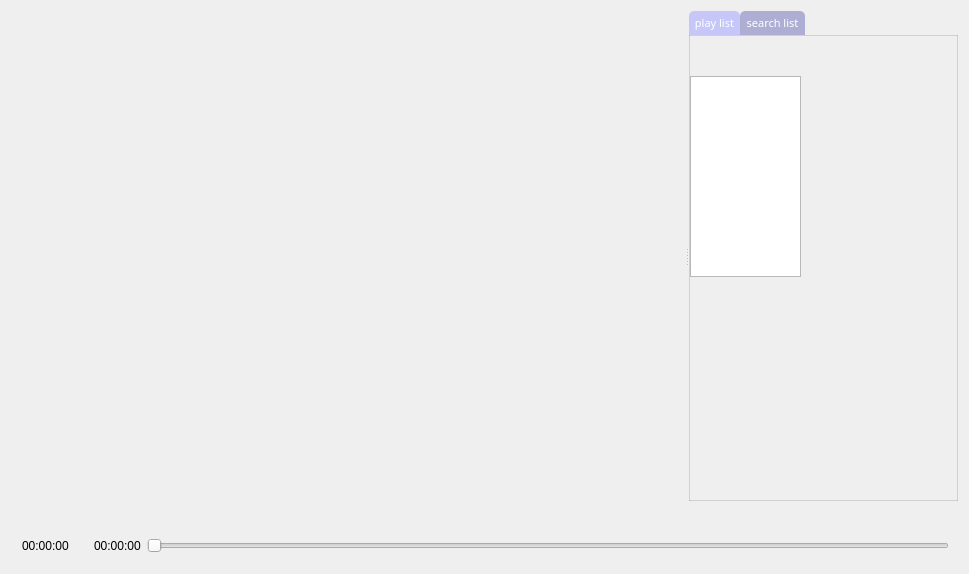
mmmmmcree/VLCMediaPlayer, file src/widget.ui: the form before one commit.
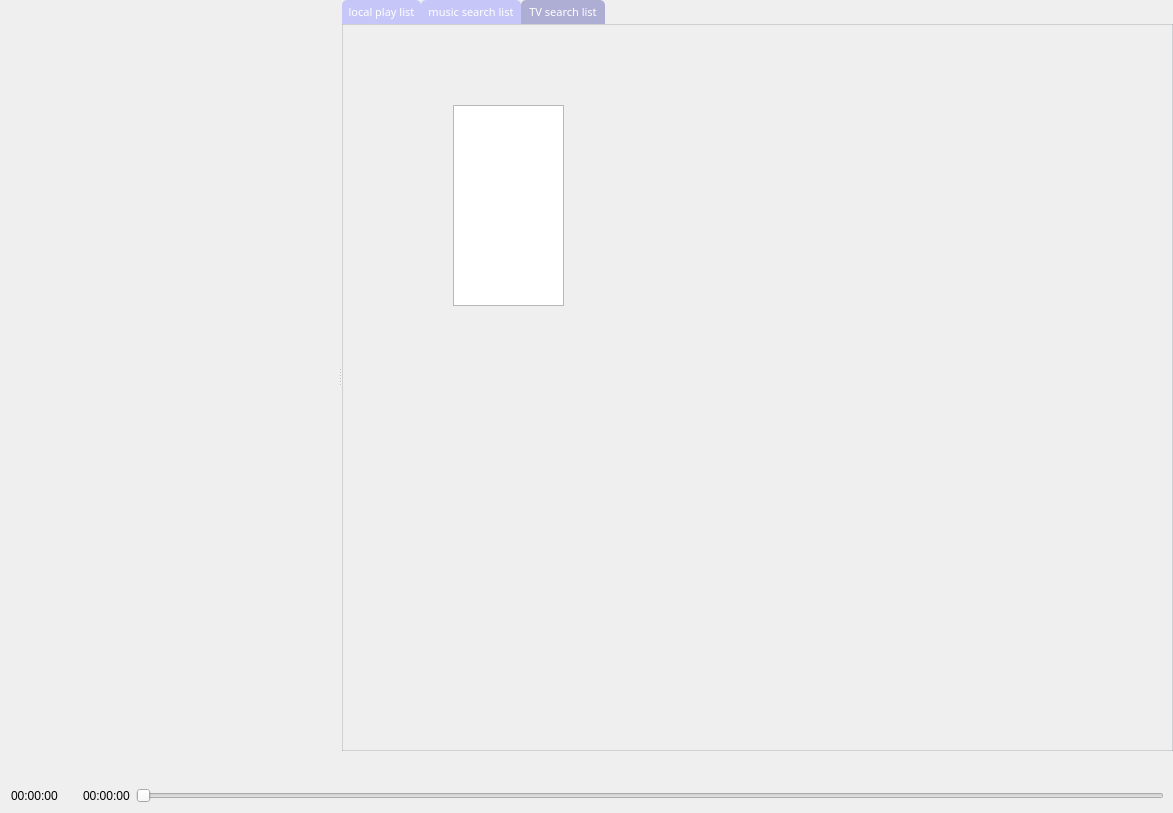
The form after the commit. Icons and pictures are not drawn. Custom widgets are drawn as their Qt base class.

Patch:
```diff
--- a/src/widget.ui
+++ b/src/widget.ui
@@ -6,8 +6,8 @@
    <rect>
     <x>0</x>
     <y>0</y>
-    <width>969</width>
-    <height>574</height>
+    <width>1173</width>
+    <height>813</height>
    </rect>
   </property>
   <property name="windowTitle">
@@ -17,33 +17,79 @@
    <iconset resource="../res/res.qrc">
     <normaloff>:/imgs/logo.png</normaloff>:/imgs/logo.png</iconset>
   </property>
-  <layout class="QVBoxLayout" name="verticalLayout_4">
+  <layout class="QVBoxLayout" name="verticalLayout_6">
    <property name="spacing">
     <number>0</number>
    </property>
+   <property name="leftMargin">
+    <number>0</number>
+   </property>
+   <property name="topMargin">
+    <number>0</number>
+   </property>
+   <property name="rightMargin">
+    <number>0</number>
+   </property>
+   <property name="bottomMargin">
+    <number>0</number>
+   </property>
    <item>
     <widget class="QSplitter" name="splitter">
-     <property name="sizePolicy">
-      <sizepolicy hsizetype="Expanding" vsizetype="Preferred">
-       <horstretch>0</horstretch>
-       <verstretch>0</verstretch>
-      </sizepolicy>
-     </property>
      <property name="orientation">
       <enum>Qt::Horizontal</enum>
      </property>
-     <widget class="QWidget" name="videoWidget" native="true">
-      <property name="sizePolicy">
-       <sizepolicy hsizetype="Expanding" vsizetype="Preferred">
-        <horstretch>3</horstretch>
-        <verstretch>0</verstretch>
-       </sizepolicy>
-      </property>
+     <widget class="QWidget" name="layoutWidget">
+      <layout class="QVBoxLayout" name="verticalLayout_4" stretch="0,1">
+       <property name="spacing">
+        <number>0</number>
+       </property>
+       <item>
+        <widget class="StreamerBar" name="topBar" native="true">
+         <property name="sizePolicy">
+          <sizepolicy hsizetype="Preferred" vsizetype="Fixed">
+           <horstretch>0</horstretch>
+           <verstretch>0</verstretch>
+          </sizepolicy>
+         </property>
+         <layout class="QHBoxLayout" name="horizontalLayout_3">
+          <item>
+           <widget class="LineEditWidget" name="urlEdit" native="true">
+            <property name="minimumSize">
+             <size>
+              <width>65</width>
+              <height>0</height>
+             </size>
+            </property>
+            <property name="mouseTracking">
+             <bool>false</bool>
+            </property>
+           </widget>
+          </item>
+         </layout>
+        </widget>
+       </item>
+       <item>
+        <widget class="QLabel" name="videoWidget">
+         <property name="sizePolicy">
+          <sizepolicy hsizetype="MinimumExpanding" vsizetype="Preferred">
+           <horstretch>3</horstretch>
+           <verstretch>0</verstretch>
+          </sizepolicy>
+         </property>
+         <property name="mouseTracking">
+          <bool>false</bool>
+         </property>
+         <property name="text">
+          <string/>
+         </property>
+        </widget>
+       </item>
+      </layout>
      </widget>
      <widget class="QTabWidget" name="tabWidget">
       <property name="sizePolicy">
-       <sizepolicy hsizetype="Expanding" vsizetype="Expanding">
-        <horstretch>1</horstretch>
+       <sizepolicy hsizetype="MinimumExpanding" vsizetype="Expanding">
+        <horstretch>0</horstretch>
         <verstretch>0</verstretch>
        </sizepolicy>
       </property>
@@ -85,14 +131,14 @@
 }</string>
       </property>
       <property name="currentIndex">
-       <number>1</number>
+       <number>2</number>
       </property>
       <property name="movable">
        <bool>true</bool>
       </property>
       <widget class="QWidget" name="playlistTab">
        <attribute name="title">
-        <string>play list</string>
+        <string>local play list</string>
        </attribute>
        <layout class="QVBoxLayout" name="verticalLayout_3">
         <property name="leftMargin">
@@ -128,7 +174,7 @@
         <bool>true</bool>
        </property>
        <attribute name="title">
-        <string>search list</string>
+        <string>music search list</string>
        </attribute>
        <layout class="QVBoxLayout" name="verticalLayout_5">
         <property name="spacing">
@@ -176,8 +222,72 @@
           <widget class="ListView" name="searchlistView">
            <property name="geometry">
             <rect>
+             <x>110</x>
+             <y>80</y>
+             <width>111</width>
+             <height>201</height>
+            </rect>
+           </property>
+           <property name="autoScroll">
+            <bool>true</bool>
+           </property>
+          </widget>
+         </widget>
+        </item>
+       </layout>
+      </widget>
+      <widget class="QWidget" name="TVlistTab">
+       <attribute name="title">
+        <string>TV search list</string>
+       </attribute>
+       <layout class="QVBoxLayout" name="verticalLayout_7">
+        <property name="spacing">
+         <number>0</number>
+        </property>
+        <property name="leftMargin">
+         <number>0</number>
+        </property>
+        <property name="topMargin">
+         <number>0</number>
+        </property>
+        <property name="rightMargin">
+         <number>0</number>
+        </property>
+        <property name="bottomMargin">
+         <number>0</number>
+        </property>
+        <item>
+         <widget class="StreamerDataDisplayWidget" name="TVlistWidget" native="true">
+          <property name="sizePolicy">
+           <sizepolicy hsizetype="Preferred" vsizetype="Preferred">
+            <horstretch>0</horstretch>
+            <verstretch>1</verstretch>
+           </sizepolicy>
+          </property>
+          <widget class="LineEditWidget" name="TVsearchEdit" native="true">
+           <property name="geometry">
+            <rect>
              <x>0</x>
-             <y>40</y>
+             <y>20</y>
+             <width>117</width>
+             <height>10</height>
+            </rect>
+           </property>
+           <property name="minimumSize">
+            <size>
+             <width>65</width>
+             <height>0</height>
+            </size>
+           </property>
+           <property name="mouseTracking">
+            <bool>false</bool>
+           </property>
+          </widget>
+          <widget class="TreeView" name="TVlistView">
+           <property name="geometry">
+            <rect>
+             <x>110</x>
+             <y>80</y>
              <width>111</width>
              <height>201</height>
             </rect>
@@ -448,6 +558,12 @@
           </item>
           <item>
            <widget class="QLabel" name="durationLabel">
+            <property name="sizePolicy">
+             <sizepolicy hsizetype="Preferred" vsizetype="Maximum">
+              <horstretch>0</horstretch>
+              <verstretch>0</verstretch>
+             </sizepolicy>
+            </property>
             <property name="text">
              <string>00:00:00</string>
             </property>
@@ -531,6 +647,12 @@
    <extends>QListView</extends>
    <header>src/ListView.h</header>
   </customwidget>
+  <customwidget>
+   <class>AnimatedShowTabWidget</class>
+   <extends>QTabWidget</extends>
+   <header>src/AnimatedShowTabWidget.h</header>
+   <container>1</container>
+  </customwidget>
  </customwidgets>
  <resources>
   <include location="../res/res.qrc"/>
```
Left out of the diff: 21 changed lines with no effect on the pictures.
